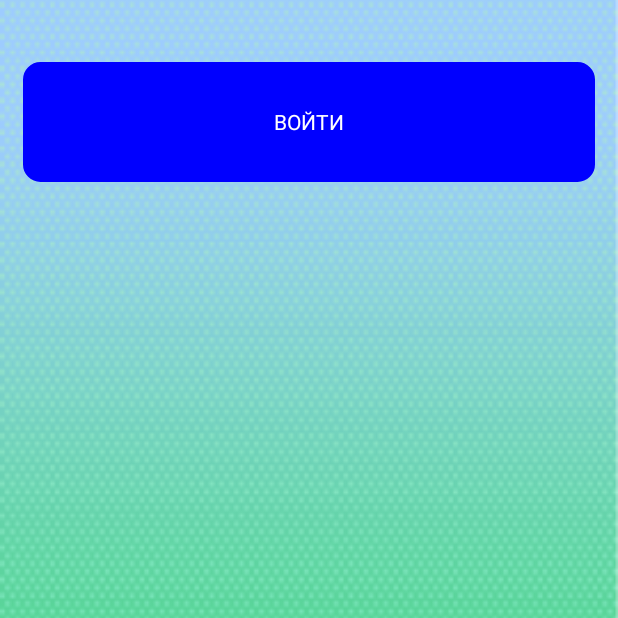
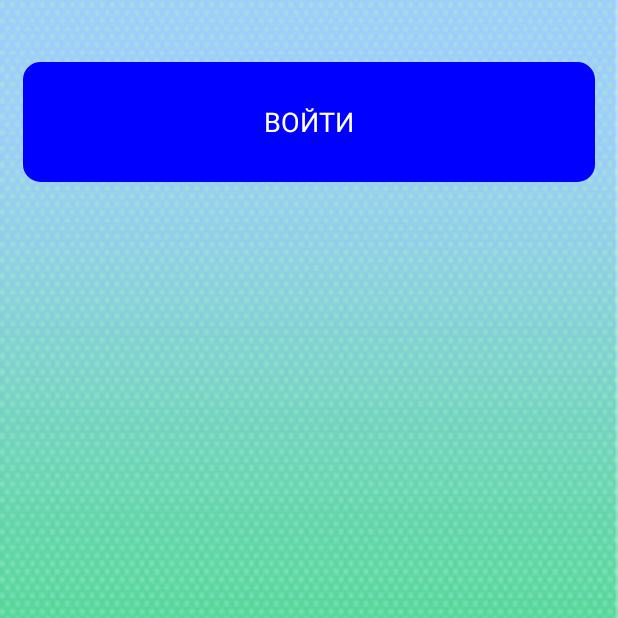
Before and after one commit to pr26svn/pr318bank, an Android app: the screen it shows after launch (MainActivity), on a phone screen of 412 x 824 dp, the part 525-1143 px from its top. Run offline under Robolectric (Android 15) with nearby library versions, the phone set to English and light mode, and no system bars.

```diff
--- a/app/src/main/res/layout/activity_main.xml
+++ b/app/src/main/res/layout/activity_main.xml
@@ -177,7 +177,8 @@
                     android:layout_weight="1"
                     android:gravity="center"
                     android:text="ВОЙТИ"
-                    android:textColor="@color/white" />
+                    android:textColor="@color/white"
+                    android:textSize="18sp" />
             </LinearLayout>
         </LinearLayout>
 
```
